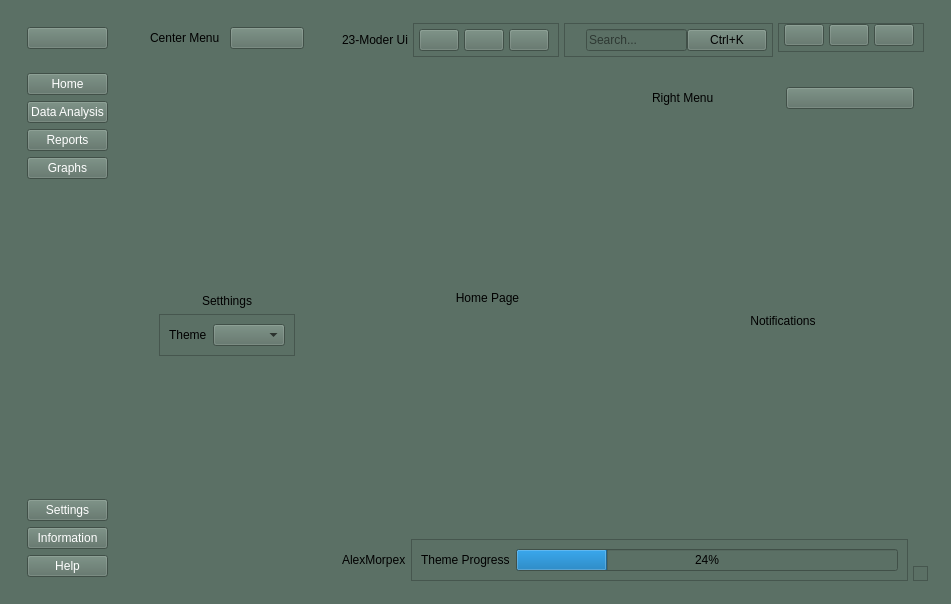
Before: the Qt Designer form ui_main_window.ui in AlexMorpex/Trade_app_test, drawn with Qt 5.
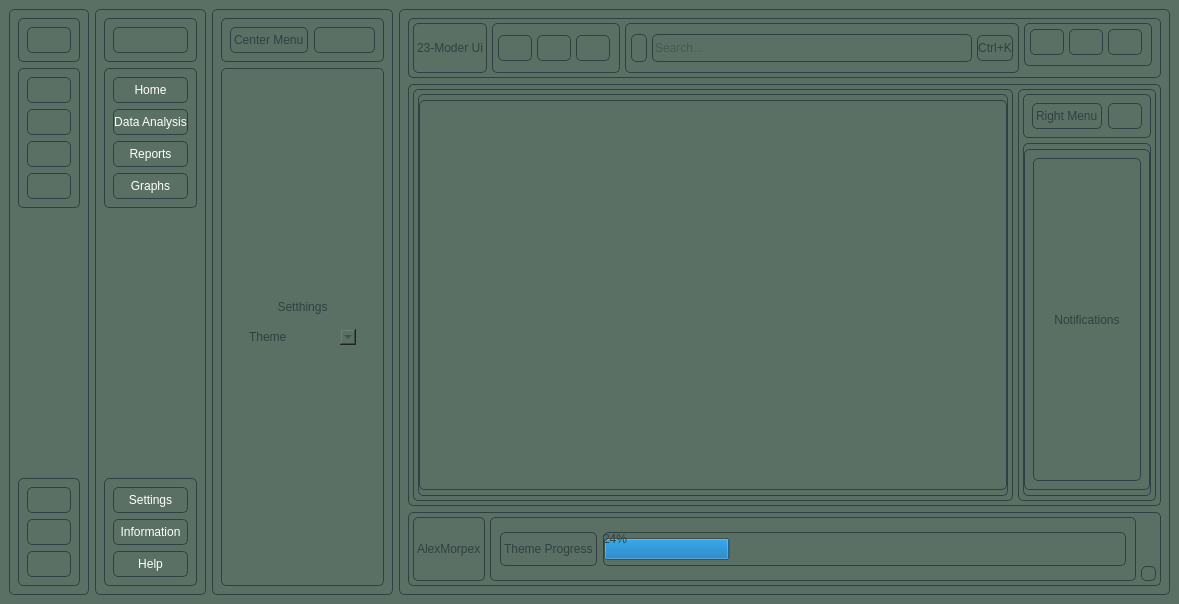
After: the same form once the commit is applied. The open tabs and pages were chosen to show the change. Icons and pictures are not drawn.

Diff of the .ui file:
```diff
--- a/ui_main_window.ui
+++ b/ui_main_window.ui
@@ -6,7 +6,7 @@
    <rect>
     <x>0</x>
     <y>0</y>
-    <width>951</width>
+    <width>1179</width>
     <height>604</height>
    </rect>
   </property>
@@ -23,14 +23,193 @@
   </property>
   <widget class="QWidget" name="centralwidget">
    <layout class="QHBoxLayout" name="horizontalLayout">
-    <item alignment="">
+    <item>
+     <widget class="QWidget" name="ledtMenu_closed" native="true">
+      <property name="styleSheet">
+       <string notr="true">border: 1px solid rgb(48, 64, 64);
+color: rgb(48, 64, 64);
+border-radius: 5px;
+padding-top: 5px;
+padding-bottom:5 px;
+padding-left:5 px;
+padding-right:5px;</string>
+      </property>
+      <layout class="QVBoxLayout" name="verticalLayout_22">
+       <item>
+        <widget class="QWidget" name="widget_9" native="true">
+         <layout class="QVBoxLayout" name="verticalLayout_21">
+          <item>
+           <widget class="QPushButton" name="menuBtn_2">
+            <property name="text">
+             <string/>
+            </property>
+            <property name="icon">
+             <iconset resource="resources_file.qrc">
+              <normaloff>:/icons_png/C:/Users/Morpex/Desktop/24-Modern GUI exe/main/Qss/icons/fefefe/feather/menu.png</normaloff>:/icons_png/C:/Users/Morpex/Desktop/24-Modern GUI exe/main/Qss/icons/fefefe/feather/menu.png</iconset>
+            </property>
+           </widget>
+          </item>
+         </layout>
+        </widget>
+       </item>
+       <item>
+        <widget class="QWidget" name="widget_8" native="true">
+         <layout class="QVBoxLayout" name="verticalLayout_20">
+          <item>
+           <widget class="QPushButton" name="pushButton_13">
+            <property name="styleSheet">
+             <string notr="true">color: rgb(255, 255, 255);
+font: 700 9pt &quot;Segoe UI&quot;;</string>
+            </property>
+            <property name="text">
+             <string/>
+            </property>
+            <property name="icon">
+             <iconset resource="resources_file.qrc">
+              <normaloff>:/icons_png/C:/Users/Morpex/Desktop/24-Modern GUI exe/main/Qss/icons/fefefe/feather/home.png</normaloff>:/icons_png/C:/Users/Morpex/Desktop/24-Modern GUI exe/main/Qss/icons/fefefe/feather/home.png</iconset>
+            </property>
+           </widget>
+          </item>
+          <item>
+           <widget class="QPushButton" name="pushButton_14">
+            <property name="styleSheet">
+             <string notr="true">color: rgb(255, 255, 255);
+font: 700 9pt &quot;Segoe UI&quot;;</string>
+            </property>
+            <property name="text">
+             <string/>
+            </property>
+            <property name="icon">
+             <iconset resource="resources_file.qrc">
+              <normaloff>:/icons_png/C:/Users/Morpex/Desktop/24-Modern GUI exe/main/Qss/icons/fefefe/feather/list.png</normaloff>:/icons_png/C:/Users/Morpex/Desktop/24-Modern GUI exe/main/Qss/icons/fefefe/feather/list.png</iconset>
+            </property>
+           </widget>
+          </item>
+          <item>
+           <widget class="QPushButton" name="pushButton_15">
+            <property name="styleSheet">
+             <string notr="true">color: rgb(255, 255, 255);
+font: 700 9pt &quot;Segoe UI&quot;;</string>
+            </property>
+            <property name="text">
+             <string/>
+            </property>
+            <property name="icon">
+             <iconset resource="resources_file.qrc">
+              <normaloff>:/icons_png/C:/Users/Morpex/Desktop/24-Modern GUI exe/main/Qss/icons/fefefe/feather/printer.png</normaloff>:/icons_png/C:/Users/Morpex/Desktop/24-Modern GUI exe/main/Qss/icons/fefefe/feather/printer.png</iconset>
+            </property>
+           </widget>
+          </item>
+          <item>
+           <widget class="QPushButton" name="pushButton_16">
+            <property name="styleSheet">
+             <string notr="true">color: rgb(255, 255, 255);
+font: 700 9pt &quot;Segoe UI&quot;;</string>
+            </property>
+            <property name="text">
+             <string/>
+            </property>
+            <property name="icon">
+             <iconset resource="resources_file.qrc">
+              <normaloff>:/icons_png/C:/Users/Morpex/Desktop/24-Modern GUI exe/main/Qss/icons/fefefe/feather/pie-chart.png</normaloff>:/icons_png/C:/Users/Morpex/Desktop/24-Modern GUI exe/main/Qss/icons/fefefe/feather/pie-chart.png</iconset>
+            </property>
+           </widget>
+          </item>
+         </layout>
+        </widget>
+       </item>
+       <item>
+        <spacer name="verticalSpacer_4">
+         <property name="orientation">
+          <enum>Qt::Orientation::Vertical</enum>
+         </property>
+         <property name="sizeHint" stdset="0">
+          <size>
+           <width>20</width>
+           <height>239</height>
+          </size>
+         </property>
+        </spacer>
+       </item>
+       <item>
+        <widget class="QWidget" name="widget_7" native="true">
+         <layout class="QVBoxLayout" name="verticalLayout_19">
+          <item>
+           <widget class="QPushButton" name="pushButton_9">
+            <property name="styleSheet">
+             <string notr="true">color: rgb(255, 255, 255);
+font: 700 9pt &quot;Segoe UI&quot;;</string>
+            </property>
+            <property name="text">
+             <string/>
+            </property>
+            <property name="icon">
+             <iconset resource="resources_file.qrc">
+              <normaloff>:/icons_png/C:/Users/Morpex/Desktop/24-Modern GUI exe/main/Qss/icons/fefefe/feather/settings.png</normaloff>:/icons_png/C:/Users/Morpex/Desktop/24-Modern GUI exe/main/Qss/icons/fefefe/feather/settings.png</iconset>
+            </property>
+            <property name="checkable">
+             <bool>true</bool>
+            </property>
+           </widget>
+          </item>
+          <item>
+           <widget class="QPushButton" name="pushButton_11">
+            <property name="styleSheet">
+             <string notr="true">color: rgb(255, 255, 255);
+font: 700 9pt &quot;Segoe UI&quot;;</string>
+            </property>
+            <property name="text">
+             <string/>
+            </property>
+            <property name="icon">
+             <iconset resource="resources_file.qrc">
+              <normaloff>:/icons_png/C:/Users/Morpex/Desktop/24-Modern GUI exe/main/Qss/icons/fefefe/feather/info.png</normaloff>:/icons_png/C:/Users/Morpex/Desktop/24-Modern GUI exe/main/Qss/icons/fefefe/feather/info.png</iconset>
+            </property>
+           </widget>
+          </item>
+          <item>
+           <widget class="QPushButton" name="pushButton_12">
+            <property name="styleSheet">
+             <string notr="true">color: rgb(255, 255, 255);
+font: 700 9pt &quot;Segoe UI&quot;;</string>
+            </property>
+            <property name="text">
+             <string/>
+            </property>
+            <property name="icon">
+             <iconset resource="resources_file.qrc">
+              <normaloff>:/icons_png/C:/Users/Morpex/Desktop/24-Modern GUI exe/main/Qss/icons/fefefe/feather/help-circle.png</normaloff>:/icons_png/C:/Users/Morpex/Desktop/24-Modern GUI exe/main/Qss/icons/fefefe/feather/help-circle.png</iconset>
+            </property>
+           </widget>
+          </item>
+         </layout>
+        </widget>
+       </item>
+      </layout>
+     </widget>
+    </item>
+    <item>
      <widget class="QWidget" name="leftMenu" native="true">
+      <property name="styleSheet">
+       <string notr="true">border: 1px solid rgb(48, 64, 64);
+color: rgb(48, 64, 64);
+border-radius: 5px;
+padding-top: 5px;
+padding-bottom:5 px;</string>
+      </property>
       <layout class="QVBoxLayout" name="verticalLayout">
-       <item alignment="|Qt::AlignmentFlag::AlignTop">
+       <item>
         <widget class="QWidget" name="widget" native="true">
          <layout class="QVBoxLayout" name="verticalLayout_2">
           <item>
            <widget class="QPushButton" name="menuBtn">
+            <property name="enabled">
+             <bool>true</bool>
+            </property>
+            <property name="styleSheet">
+             <string notr="true">padding-top: 5px;
+padding-bottom:5 px;</string>
+            </property>
             <property name="text">
              <string/>
             </property>
@@ -43,14 +222,16 @@
          </layout>
         </widget>
        </item>
-       <item alignment="|Qt::AlignmentFlag::AlignTop">
+       <item>
         <widget class="QWidget" name="widget_3" native="true">
          <layout class="QVBoxLayout" name="verticalLayout_3">
           <item>
            <widget class="QPushButton" name="pushButton">
             <property name="styleSheet">
              <string notr="true">color: rgb(255, 255, 255);
-font: 700 9pt &quot;Segoe UI&quot;;</string>
+font: 700 9pt &quot;Segoe UI&quot;;
+padding-top: 5px;
+padding-bottom:5 px;</string>
             </property>
             <property name="text">
              <string>Home</string>
@@ -65,7 +246,9 @@
            <widget class="QPushButton" name="pushButton_2">
             <property name="styleSheet">
              <string notr="true">color: rgb(255, 255, 255);
-font: 700 9pt &quot;Segoe UI&quot;;</string>
+font: 700 9pt &quot;Segoe UI&quot;;
+padding-top: 5px;
+padding-bottom:5 px;</string>
             </property>
             <property name="text">
              <string>Data Analysis</string>
@@ -80,7 +263,9 @@
            <widget class="QPushButton" name="pushButton_3">
             <property name="styleSheet">
              <string notr="true">color: rgb(255, 255, 255);
-font: 700 9pt &quot;Segoe UI&quot;;</string>
+font: 700 9pt &quot;Segoe UI&quot;;
+padding-top: 5px;
+padding-bottom:5 px;</string>
             </property>
             <property name="text">
              <string>Reports</string>
@@ -95,7 +280,9 @@
            <widget class="QPushButton" name="pushButton_4">
             <property name="styleSheet">
              <string notr="true">color: rgb(255, 255, 255);
-font: 700 9pt &quot;Segoe UI&quot;;</string>
+font: 700 9pt &quot;Segoe UI&quot;;
+padding-top: 5px;
+padding-bottom:5 px;</string>
             </property>
             <property name="text">
              <string>Graphs</string>
@@ -122,14 +309,16 @@
          </property>
         </spacer>
        </item>
-       <item alignment="|Qt::AlignmentFlag::AlignBottom">
+       <item>
         <widget class="QWidget" name="widget_2" native="true">
          <layout class="QVBoxLayout" name="verticalLayout_4">
           <item>
            <widget class="QPushButton" name="pushButton_5">
             <property name="styleSheet">
              <string notr="true">color: rgb(255, 255, 255);
-font: 700 9pt &quot;Segoe UI&quot;;</string>
+font: 700 9pt &quot;Segoe UI&quot;;
+padding-top: 5px;
+padding-bottom:5 px;</string>
             </property>
             <property name="text">
              <string>Settings</string>
@@ -144,7 +333,9 @@
            <widget class="QPushButton" name="pushButton_6">
             <property name="styleSheet">
              <string notr="true">color: rgb(255, 255, 255);
-font: 700 9pt &quot;Segoe UI&quot;;</string>
+font: 700 9pt &quot;Segoe UI&quot;;
+padding-top: 5px;
+padding-bottom:5 px;</string>
             </property>
             <property name="text">
              <string>Information</string>
@@ -159,7 +350,9 @@
            <widget class="QPushButton" name="pushButton_7">
             <property name="styleSheet">
              <string notr="true">color: rgb(255, 255, 255);
-font: 700 9pt &quot;Segoe UI&quot;;</string>
+font: 700 9pt &quot;Segoe UI&quot;;
+padding-top: 5px;
+padding-bottom:5 px;</string>
             </property>
             <property name="text">
              <string>Help</string>
@@ -184,12 +377,25 @@
         <height>16777215</height>
        </size>
       </property>
+      <property name="styleSheet">
+       <string notr="true">border: 1px solid rgb(48, 64, 64);
+color: rgb(48, 64, 64);
+border-radius: 5px;
+</string>
+      </property>
       <layout class="QVBoxLayout" name="verticalLayout_5">
        <item>
         <widget class="QWidget" name="widget_4" native="true">
+         <property name="styleSheet">
+          <string notr="true">border-color: rgb(48, 64, 64);</string>
+         </property>
          <layout class="QHBoxLayout" name="horizontalLayout_2">
           <item>
            <widget class="QLabel" name="label">
+            <property name="styleSheet">
+             <string notr="true">padding-top: 5px;
+padding-bottom:5 px;</string>
+            </property>
             <property name="text">
              <string>Center Menu</string>
             </property>
@@ -197,6 +403,10 @@
           </item>
           <item>
            <widget class="QPushButton" name="pushButton_8">
+            <property name="styleSheet">
+             <string notr="true">padding-top: 5px;
+padding-bottom:5 px;</string>
+            </property>
             <property name="text">
              <string/>
             </property>
@@ -212,6 +422,10 @@
        <item>
         <widget class="QStackedWidget" name="stackedWidget">
          <widget class="QWidget" name="setthingsPage">
+          <property name="styleSheet">
+           <string notr="true">border:None;
+</string>
+          </property>
           <layout class="QVBoxLayout" name="verticalLayout_6">
            <item>
             <spacer name="verticalSpacer_3">
@@ -228,6 +442,12 @@
            </item>
            <item alignment="Qt::AlignmentFlag::Qt::AlignmentFlag::AlignVCenter">
             <widget class="QWidget" name="widget_5" native="true">
+             <property name="minimumSize">
+              <size>
+               <width>0</width>
+               <height>0</height>
+              </size>
+             </property>
              <layout class="QVBoxLayout" name="verticalLayout_7">
               <item>
                <widget class="QLabel" name="label_2">
@@ -320,6 +540,13 @@
         <verstretch>0</verstretch>
        </sizepolicy>
       </property>
+      <property name="styleSheet">
+       <string notr="true">border: 1px solid rgb(48, 64, 64);
+color: rgb(48, 64, 64);
+border-radius: 5px;
+padding-top: 5px;
+padding-bottom:5 px;</string>
+      </property>
       <layout class="QVBoxLayout" name="verticalLayout_10">
        <item alignment="Qt::AlignmentFlag::Qt::AlignmentFlag::AlignTop">
         <widget class="QWidget" name="header" native="true">
@@ -410,7 +637,7 @@
             </property>
             <layout class="QHBoxLayout" name="horizontalLayout_8">
              <property name="spacing">
-              <number>0</number>
+              <number>5</number>
              </property>
              <property name="leftMargin">
               <number>5</number>
@@ -426,18 +653,39 @@
              </property>
              <item>
               <widget class="QLabel" name="label_9">
+               <property name="sizePolicy">
+                <sizepolicy hsizetype="Preferred" vsizetype="Preferred">
+                 <horstretch>16</horstretch>
+                 <verstretch>16</verstretch>
+                </sizepolicy>
+               </property>
                <property name="minimumSize">
                 <size>
-                 <width>16</width>
-                 <height>16</height>
+                 <width>10</width>
+                 <height>20</height>
                 </size>
                </property>
                <property name="maximumSize">
                 <size>
                  <width>16</width>
+                 <height>50</height>
+                </size>
+               </property>
+               <property name="sizeIncrement">
+                <size>
+                 <width>16</width>
                  <height>16</height>
                 </size>
                </property>
+               <property name="baseSize">
+                <size>
+                 <width>16</width>
+                 <height>16</height>
+                </size>
+               </property>
+               <property name="styleSheet">
+                <string notr="true"/>
+               </property>
                <property name="text">
                 <string/>
                </property>
@@ -447,6 +695,9 @@
                <property name="scaledContents">
                 <bool>true</bool>
                </property>
+               <property name="alignment">
+                <set>Qt::AlignmentFlag::AlignLeading|Qt::AlignmentFlag::AlignLeft|Qt::AlignmentFlag::AlignVCenter</set>
+               </property>
               </widget>
              </item>
              <item>
@@ -472,7 +723,7 @@
             </layout>
            </widget>
           </item>
-          <item alignment="|Qt::AlignmentFlag::AlignTop">
+          <item alignment="Qt::AlignmentFlag::Qt::AlignmentFlag::AlignTop">
            <widget class="QFrame" name="frame_4">
             <property name="frameShape">
              <enum>QFrame::Shape::StyledPanel</enum>
@@ -558,6 +809,18 @@
           </property>
           <item>
            <widget class="QWidget" name="mainPagesCont" native="true">
+            <property name="minimumSize">
+             <size>
+              <width>600</width>
+              <height>0</height>
+             </size>
+            </property>
+            <property name="maximumSize">
+             <size>
+              <width>200000</width>
+              <height>200000</height>
+             </size>
+            </property>
             <layout class="QVBoxLayout" name="verticalLayout_11">
              <property name="spacing">
               <number>5</number>
@@ -576,22 +839,17 @@
              </property>
              <item>
               <widget class="QStackedWidget" name="stackedWidget_2">
+               <property name="minimumSize">
+                <size>
+                 <width>20</width>
+                 <height>20</height>
+                </size>
+               </property>
                <property name="currentIndex">
                 <number>3</number>
                </property>
                <widget class="QWidget" name="homePage">
-                <layout class="QVBoxLayout" name="verticalLayout_12">
-                 <item>
-                  <widget class="QLabel" name="label_8">
-                   <property name="text">
-                    <string>Home Page</string>
-                   </property>
-                   <property name="alignment">
-                    <set>Qt::AlignmentFlag::AlignCenter</set>
-                   </property>
-                  </widget>
-                 </item>
-                </layout>
+                <layout class="QVBoxLayout" name="verticalLayout_12"/>
                </widget>
                <widget class="QWidget" name="dataAnalysisPage">
                 <layout class="QVBoxLayout" name="verticalLayout_13">
@@ -642,12 +900,24 @@
           </item>
           <item>
            <widget class="QWidget" name="rightMenu" native="true">
+            <property name="sizePolicy">
+             <sizepolicy hsizetype="Minimum" vsizetype="Preferred">
+              <horstretch>0</horstretch>
+              <verstretch>0</verstretch>
+             </sizepolicy>
+            </property>
             <property name="minimumSize">
              <size>
-              <width>200</width>
+              <width>0</width>
               <height>0</height>
              </size>
             </property>
+            <property name="maximumSize">
+             <size>
+              <width>150</width>
+              <height>16777215</height>
+             </size>
+            </property>
             <layout class="QVBoxLayout" name="verticalLayout_15">
              <property name="spacing">
               <number>5</number>
@@ -758,14 +1028,14 @@
           <property name="bottomMargin">
            <number>5</number>
           </property>
-          <item alignment="">
+          <item>
            <widget class="QLabel" name="label_6">
             <property name="text">
              <string>AlexMorpex</string>
             </property>
            </widget>
           </item>
-          <item alignment="">
+          <item>
            <widget class="QFrame" name="frame_2">
             <property name="frameShape">
              <enum>QFrame::Shape::StyledPanel</enum>
@@ -791,7 +1061,7 @@
             </layout>
            </widget>
           </item>
-          <item alignment="|Qt::AlignmentFlag::AlignBottom">
+          <item alignment="Qt::AlignmentFlag::Qt::AlignmentFlag::AlignBottom">
            <widget class="QFrame" name="sizeGrip">
             <property name="minimumSize">
              <size>
```
Left out of the diff: 79 changed lines with no effect on the pictures.
